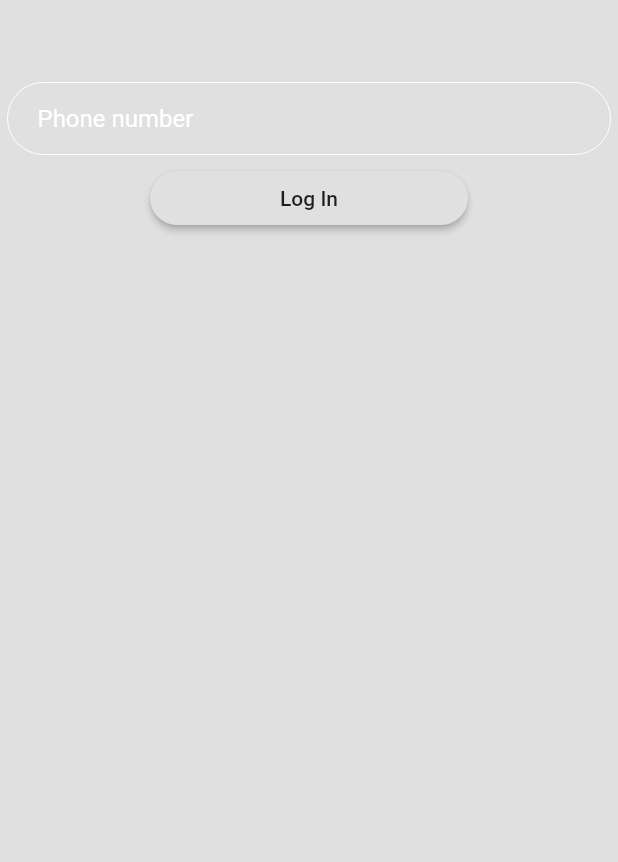
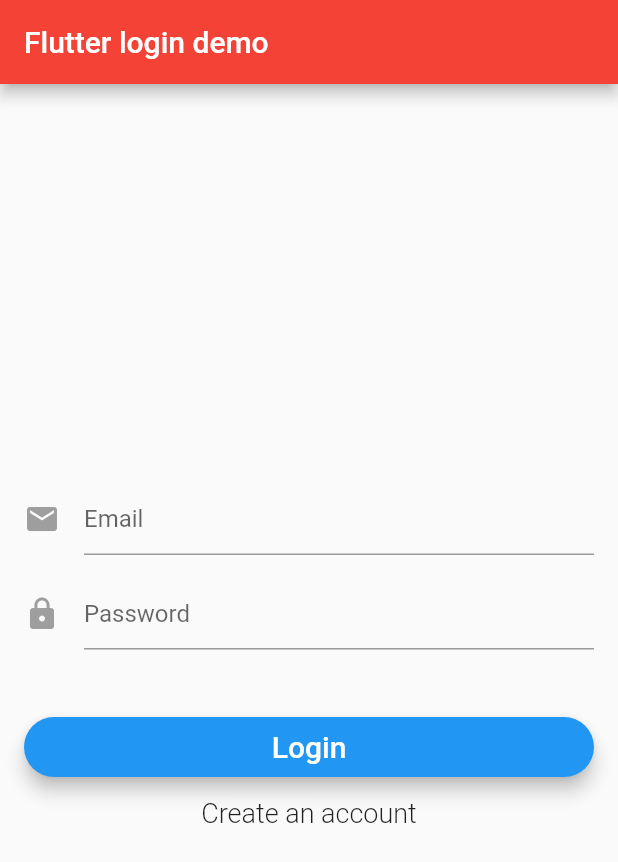
Before and after one commit to Jenczu11/TUL_Chat, a Flutter app: the screen it shows after launch, on a phone screen of 412 x 824 dp. Shown: the top 862 px of the screen. Run offline on Flutter 3.47's test engine with Material 2 defaults, Android fonts, the light colour scheme and no system bars; our stand-ins replace firebase_auth, flutter_tags, location; accounts and stored records are empty.

Commit message:
Autentykacja przy pomocy Google FireBase
Testy : https://medium.com/flutterpub/flutter-how-to-do-user-login-with-firebase-a6af760b14d5

```diff
--- /dev/null
+++ b/lib/logic/authentication.dart
@@ -0,0 +1,55 @@
+import 'dart:async';
+
+
+import 'package:firebase_auth/firebase_auth.dart';
+
+abstract class BaseAuth {
+  Future<String> signIn(String email, String password);
+
+  Future<String> signUp(String email, String password);
+
+  Future<FirebaseUser> getCurrentUser();
+
+  Future<void> sendEmailVerification();
+
+  Future<void> signOut();
+
+  Future<bool> isEmailVerified();
+}
+
+class Auth implements BaseAuth {
+  final FirebaseAuth _firebaseAuth = FirebaseAuth.instance;
+
+  Future<String> signIn(String email, String password) async {
+    AuthResult result = await _firebaseAuth.signInWithEmailAndPassword(
+        email: email, password: password);
+    FirebaseUser user = result.user;
+    return user.uid;
+  }
+
+  Future<String> signUp(String email, String password) async {
+    AuthResult result = await _firebaseAuth.createUserWithEmailAndPassword(
+        email: email, password: password);
+    FirebaseUser user = result.user;
+    return user.uid;
+  }
+
+  Future<FirebaseUser> getCurrentUser() async {
+    FirebaseUser user = await _firebaseAuth.currentUser();
+    return user;
+  }
+
+  Future<void> signOut() async {
+    return _firebaseAuth.signOut();
+  }
+
+  Future<void> sendEmailVerification() async {
+    FirebaseUser user = await _firebaseAuth.currentUser();
+    user.sendEmailVerification();
+  }
+
+  Future<bool> isEmailVerified() async {
+    FirebaseUser user = await _firebaseAuth.currentUser();
+    return user.isEmailVerified;
+  }
+}
--- a/lib/main.dart
+++ b/lib/main.dart
@@ -1,6 +1,7 @@
 import 'package:flutter/material.dart';
 
-import 'package:tul_mobileapp/pages/start_page.dart';
+import 'logic/authentication.dart';
+import 'pages/root_page.dart';
 
 void main() => runApp(MyApp());
 
@@ -10,10 +11,11 @@ class MyApp extends StatelessWidget {
   Widget build(BuildContext context) {
     return MaterialApp(
       title: 'Flutter Demo',
+      debugShowCheckedModeBanner: false,
       theme: ThemeData(
         primarySwatch: Colors.red,
       ),
-      home: Start() ,
-    );
-  }
+      home: new RootPage(auth: new Auth()));
+
 }
+}
--- /dev/null
+++ b/lib/pages/login_singup_page.dart
@@ -0,0 +1,228 @@
+import 'package:flutter/material.dart';
+
+import '../logic/authentication.dart';
+
+class LoginSignupPage extends StatefulWidget {
+  LoginSignupPage({this.auth, this.loginCallback});
+
+  final BaseAuth auth;
+  final VoidCallback loginCallback;
+
+  @override
+  State<StatefulWidget> createState() => new _LoginSignupPageState();
+}
+
+class _LoginSignupPageState extends State<LoginSignupPage> {
+  final _formKey = new GlobalKey<FormState>();
+
+  String _email;
+  String _password;
+  String _errorMessage;
+
+  bool _isLoginForm;
+  bool _isLoading;
+
+  // Check if form is valid before perform login or signup
+  bool validateAndSave() {
+    final form = _formKey.currentState;
+    if (form.validate()) {
+      form.save();
+      return true;
+    }
+    return false;
+  }
+
+  // Perform login or signup
+  void validateAndSubmit() async {
+    setState(() {
+      _errorMessage = "";
+      _isLoading = true;
+    });
+    if (validateAndSave()) {
+      String userId = "";
+      try {
+        if (_isLoginForm) {
+          userId = await widget.auth.signIn(_email, _password);
+          print('Signed in: $userId');
+        } else {
+          userId = await widget.auth.signUp(_email, _password);
+          //widget.auth.sendEmailVerification();
+          //_showVerifyEmailSentDialog();
+          print('Signed up user: $userId');
+        }
+        setState(() {
+          _isLoading = false;
+        });
+
+        if (userId.length > 0 && userId != null && _isLoginForm) {
+          widget.loginCallback();
+        }
+      } catch (e) {
+        print('Error: $e');
+        setState(() {
+          _isLoading = false;
+          _errorMessage = e.message;
+          _formKey.currentState.reset();
+        });
+      }
+    }
+  }
+
+  @override
+  void initState() {
+    _errorMessage = "";
+    _isLoading = false;
+    _isLoginForm = true;
+    super.initState();
+  }
+
+  void resetForm() {
+    _formKey.currentState.reset();
+    _errorMessage = "";
+  }
+
+  void toggleFormMode() {
+    resetForm();
+    setState(() {
+      _isLoginForm = !_isLoginForm;
+    });
+  }
+
+  @override
+  Widget build(BuildContext context) {
+    return new Scaffold(
+        appBar: new AppBar(
+          title: new Text('Flutter login demo'),
+        ),
+        body: Stack(
+          children: <Widget>[
+            _showForm(),
+            _showCircularProgress(),
+          ],
+        ));
+  }
+
+  Widget _showCircularProgress() {
+    if (_isLoading) {
+      return Center(child: CircularProgressIndicator());
+    }
+    return Container(
+      height: 0.0,
+      width: 0.0,
+    );
+  }
+
+  Widget _showForm() {
+    return new Container(
+        padding: EdgeInsets.all(16.0),
+        child: new Form(
+          key: _formKey,
+          child: new ListView(
+            shrinkWrap: true,
+            children: <Widget>[
+              SizedBox(height: 150,),
+             // showLogo(),
+              showEmailInput(),
+              showPasswordInput(),
+              showPrimaryButton(),
+              showSecondaryButton(),
+              showErrorMessage(),
+            ],
+          ),
+        ));
+  }
+
+  Widget showErrorMessage() {
+    if (_errorMessage.length > 0 && _errorMessage != null) {
+      return new Text(
+        _errorMessage,
+        style: TextStyle(
+            fontSize: 13.0,
+            color: Colors.red,
+            height: 1.0,
+            fontWeight: FontWeight.w300),
+      );
+    } else {
+      return new Container(
+        height: 0.0,
+      );
+    }
+  }
+
+//  Widget showLogo() {
+//    return new Hero(
+//      tag: 'hero',
+//      child: Padding(
+//        padding: EdgeInsets.fromLTRB(0.0, 70.0, 0.0, 0.0),
+//        child: CircleAvatar(
+//          backgroundColor: Colors.transparent,
+//          radius: 48.0,
+//          child: Image.asset('assets/flutter-icon.png'),
+//        ),
+//      ),
+//    );
+//  }
+
+  Widget showEmailInput() {
+    return Padding(
+      padding: const EdgeInsets.fromLTRB(0.0, 100.0, 0.0, 0.0),
+      child: new TextFormField(
+        maxLines: 1,
+        keyboardType: TextInputType.emailAddress,
+        autofocus: false,
+        decoration: new InputDecoration(
+            hintText: 'Email',
+            icon: new Icon(
+              Icons.mail,
+              color: Colors.grey,
+            )),
+        validator: (value) => value.isEmpty ? 'Email can\'t be empty' : null,
+        onSaved: (value) => _email = value.trim(),
+      ),
+    );
+  }
+
+  Widget showPasswordInput() {
+    return Padding(
+      padding: const EdgeInsets.fromLTRB(0.0, 15.0, 0.0, 0.0),
+      child: new TextFormField(
+        maxLines: 1,
+        obscureText: true,
+        autofocus: false,
+        decoration: new InputDecoration(
+            hintText: 'Password',
+            icon: new Icon(
+              Icons.lock,
+              color: Colors.grey,
+            )),
+        validator: (value) => value.isEmpty ? 'Password can\'t be empty' : null,
+        onSaved: (value) => _password = value.trim(),
+      ),
+    );
+  }
+
+  Widget showSecondaryButton() {
+    return new FlatButton(
+        child: new Text(
+            _isLoginForm ? 'Create an account' : 'Have an account? Sign in',
+            style: new TextStyle(fontSize: 18.0, fontWeight: FontWeight.w300)),
+        onPressed: toggleFormMode);
+  }
+
+  Widget showPrimaryButton() {
+    return new Padding(
+        padding: EdgeInsets.fromLTRB(0.0, 45.0, 0.0, 0.0),
+        child: SizedBox(
+          height: 40.0,
+          child: new RaisedButton(
+            elevation: 5.0,
+            shape: new RoundedRectangleBorder(
+                borderRadius: new BorderRadius.circular(30.0)),
+            color: Colors.blue,
+            child: new Text(_isLoginForm ? 'Login' : 'Create account',
+                style: new TextStyle(fontSize: 20.0, color: Colors.white)),
+            onPressed: validateAndSubmit,
+          ),
+        ));
+  }
+}
--- /dev/null
+++ b/lib/pages/root_page.dart
@@ -0,0 +1,93 @@
+import 'package:flutter/material.dart';
+
+import '../logic/authentication.dart';
+import 'home.dart';
+import 'login_singup_page.dart';
+
+enum AuthStatus {
+  NOT_DETERMINED,
+  NOT_LOGGED_IN,
+  LOGGED_IN,
+}
+
+class RootPage extends StatefulWidget {
+  RootPage({this.auth});
+
+  final BaseAuth auth;
+
+  @override
+  State<StatefulWidget> createState() => new _RootPageState();
+}
+
+class _RootPageState extends State<RootPage> {
+  AuthStatus authStatus = AuthStatus.NOT_DETERMINED;
+  String userId = "";
+
+  @override
+  void initState() {
+    super.initState();
+    widget.auth.getCurrentUser().then((user) {
+      setState(() {
+        if (user != null) {
+          userId = user?.uid;
+        }
+        authStatus =
+        user?.uid == null ? AuthStatus.NOT_LOGGED_IN : AuthStatus.LOGGED_IN;
+      });
+    });
+  }
+
+  void loginCallback() {
+    widget.auth.getCurrentUser().then((user) {
+      setState(() {
+        userId = user.uid.toString();
+      });
+    });
+    setState(() {
+      authStatus = AuthStatus.LOGGED_IN;
+    });
+  }
+
+  void logoutCallback() {
+    setState(() {
+      authStatus = AuthStatus.NOT_LOGGED_IN;
+      userId = "";
+    });
+  }
+
+  Widget buildWaitingScreen() {
+    return Scaffold(
+      body: Container(
+        alignment: Alignment.center,
+        child: CircularProgressIndicator(),
+      ),
+    );
+  }
+
+  @override
+  Widget build(BuildContext context) {
+    switch (authStatus) {
+      case AuthStatus.NOT_DETERMINED:
+        return buildWaitingScreen();
+        break;
+      case AuthStatus.NOT_LOGGED_IN:
+        return new LoginSignupPage(
+          auth: widget.auth,
+          loginCallback: loginCallback,
+        );
+        break;
+      case AuthStatus.LOGGED_IN:
+        if (userId.length > 0 && userId != null) {
+          return new Home(
+            userId: userId,
+            auth: widget.auth,
+            logoutCallback: logoutCallback,
+          );
+        } else
+          return buildWaitingScreen();
+        break;
+      default:
+        return buildWaitingScreen();
+    }
+  }
+}
--- a/lib/pages/start_page.dart
+++ /dev/null
@@ -1,123 +0,0 @@
-import 'dart:convert';
-
-import 'package:flutter/material.dart';
-import 'package:http/http.dart' as http;
-import 'package:tul_mobileapp/logic/rest_api.dart';
-import 'package:tul_mobileapp/objects/user.dart';
-import 'package:tul_mobileapp/pages/home.dart';
-import 'package:tul_mobileapp/pages/processing.dart';
-import 'package:tul_mobileapp/constants.dart';
-
-
-
-
-class Start extends StatefulWidget {
-  @override
-  _StartState createState() => _StartState();
-}
-
-class _StartState extends State<Start> {
-  final _phoneNumber = Padding(
-    padding: EdgeInsets.all(5),
-    child: TextFormField(
-      style: TextStyle(color: Colors.white),
-      keyboardType: TextInputType.text,
-      controller: phoneNumberController,
-      autofocus: false,
-      decoration: InputDecoration(
-        border: OutlineInputBorder(
-            borderSide: BorderSide(color: Colors.white, width: 0.0),
-            borderRadius: BorderRadius.circular(32.0)),
-        enabledBorder: OutlineInputBorder(
-            borderSide: BorderSide(color: Colors.white, width: 0.0),
-            borderRadius: BorderRadius.circular(32.0)),
-        hintText: 'Phone number',
-        hintStyle: TextStyle(color: Colors.white),
-        contentPadding: EdgeInsets.fromLTRB(20.0, 10.0, 20.0, 10.0),
-      ),
-    ),
-  );
-
-
-    @override
-  Widget build(BuildContext context) {
-        return Scaffold(
-      backgroundColor: Colors.black12,
-      body: ListView(
-        children: <Widget>[
-          Image.network("https://www.clipartwiki.com/clipimg/full/13-133005_construction-clipart-curriculum-under-construction-png.png"),
-          SizedBox(height: 50,),
-          _phoneNumber,
-          Padding(
-            padding: EdgeInsets.symmetric(horizontal: 100.0),
-            child: RaisedButton(
-              shape: StadiumBorder(),
-              child: Text("Log In"),
-              onPressed: () async {
-                showProcessingDialog(context, "Signing in...");
-                await _signIn(phoneNumberController.text);
-                await fetchDataFromDB();
-                Navigator.of(context).pop();
-                phoneNumberController.clear();
-                Navigator.push(
-                  context,
-                  MaterialPageRoute(
-                    builder: (context) {
-                     return Home();
-                    },
-                    fullscreenDialog: false,
-                  ),
-
-                );
-              }
-            ),
-          ),
-        ],
-
-      )
-
-      );
-
-  }
-
-  Future<Null> _signIn(String _phoneNumber) async{
-    final url = "https://lut-mobileapp.firebaseio.com/users.json";
-    bool _exists = false;
-    try{
-      final response = await http.get(url);
-      final extractedData = json.decode(response.body) as Map<String,dynamic>;
-      if(extractedData!=null) {
-        extractedData.forEach((userId, userData) {
-          print(userData['phoneNumber'].toString());
-          if (userData['phoneNumber'].toString() == _phoneNumber) {
-            _exists = true;
-            print("Already exists - do nothing ");
-             currentlyLoggedUser = new User(
-               id: userId,
-               phoneNumber: userData['phoneNumber'],
-               email: userData['email'],
-               name: userData['name'],
-            );
-          }
-        });
-      }
-    } catch(error){
-      throw (error);
-    }
-    if(_exists == false){
-      print("Dosen't exist - add to database");
-      http.post(url, body: json.encode({
-        "phoneNumber" : _phoneNumber,
-        "name" : "",
-        "email" : ""
-      }),).then((response) {
-        currentlyLoggedUser = new User(id:json.decode(response.body)['name'], phoneNumber: _phoneNumber,
-          email: "",
-          name: "",
-        );
-      }
-      );
-    }
-
-  }
-}
--- a/pubspec.yaml
+++ b/pubspec.yaml
@@ -23,7 +23,8 @@ dependencies:
   location:
   url_launcher: ^5.2.5
   flutter_tags: ^0.4.4
-  google_maps_flutter:
+  firebase_auth: ^0.14.0+5
+
 
   # The following adds the Cupertino Icons font to your application.
   # Use with the CupertinoIcons class for iOS style icons.
```
Also changed, not shown: lib/logic/rest_api.dart (+43 -1 lines), lib/pages/chat.dart (+2 -15 lines), lib/pages/home.dart (+27 -7 lines), lib/pages/old_singup_page.dart (added, +121 -0 lines), lib/pages/settings.dart (+12 -0 lines), 6 other files.
